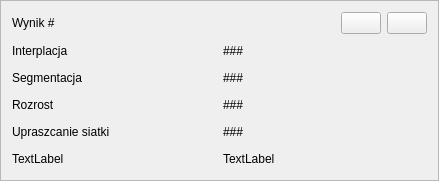
First picture: the form in src/SokarUi/SegmentationResultWidget.ui, repository jedrzejowski/sokar-app, before the edit.
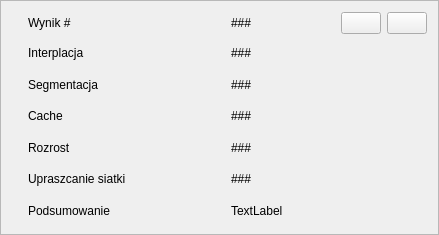
Second picture: the form after the edit. Icons and pictures are not drawn.

Diff of the .ui file:
```diff
--- a/src/SokarUi/SegmentationResultWidget.ui
+++ b/src/SokarUi/SegmentationResultWidget.ui
@@ -7,7 +7,7 @@
     <x>0</x>
     <y>0</y>
     <width>439</width>
-    <height>181</height>
+    <height>235</height>
    </rect>
   </property>
   <property name="windowTitle">
@@ -19,86 +19,79 @@
   <property name="frameShadow">
    <enum>QFrame::Plain</enum>
   </property>
-  <layout class="QGridLayout" name="gridLayout_2" columnstretch="1,1">
-   <item row="4" column="1">
-    <widget class="QLabel" name="label_9">
-     <property name="text">
-      <string>###</string>
-     </property>
-    </widget>
-   </item>
+  <layout class="QGridLayout" name="gridLayout_2" columnstretch="0,1,1">
    <item row="1" column="1">
-    <widget class="QLabel" name="label_7">
-     <property name="text">
-      <string>###</string>
-     </property>
-    </widget>
-   </item>
-   <item row="3" column="0">
-    <widget class="QLabel" name="label_3">
-     <property name="text">
-      <string>Rozrost</string>
-     </property>
-    </widget>
-   </item>
-   <item row="5" column="0">
-    <widget class="QLabel" name="label_10">
-     <property name="text">
-      <string>TextLabel</string>
-     </property>
-    </widget>
-   </item>
-   <item row="4" column="0">
-    <widget class="QLabel" name="label_8">
-     <property name="text">
-      <string>Upraszcanie siatki</string>
-     </property>
-    </widget>
-   </item>
-   <item row="2" column="1">
-    <widget class="QLabel" name="label_5">
-     <property name="text">
-      <string>###</string>
-     </property>
-    </widget>
-   </item>
-   <item row="3" column="1">
-    <widget class="QLabel" name="label_6">
-     <property name="text">
-      <string>###</string>
-     </property>
-    </widget>
-   </item>
-   <item row="2" column="0">
-    <widget class="QLabel" name="label_2">
-     <property name="text">
-      <string>Segmentacja</string>
-     </property>
-    </widget>
-   </item>
-   <item row="1" column="0">
     <widget class="QLabel" name="label_4">
      <property name="text">
       <string>Interplacja</string>
      </property>
     </widget>
    </item>
-   <item row="5" column="1">
-    <widget class="QLabel" name="label_11">
+   <item row="5" column="2">
+    <widget class="QLabel" name="meshSimplificationLabel">
      <property name="text">
-      <string>TextLabel</string>
+      <string>###</string>
      </property>
     </widget>
    </item>
-   <item row="0" column="0">
+   <item row="0" column="1">
     <widget class="QLabel" name="label">
      <property name="text">
       <string>Wynik #</string>
      </property>
     </widget>
    </item>
-   <item row="0" column="1">
+   <item row="4" column="2">
+    <widget class="QLabel" name="regionGrowthResult">
+     <property name="text">
+      <string>###</string>
+     </property>
+    </widget>
+   </item>
+   <item row="2" column="1">
+    <widget class="QLabel" name="label_2">
+     <property name="text">
+      <string>Segmentacja</string>
+     </property>
+    </widget>
+   </item>
+   <item row="6" column="2">
+    <widget class="QLabel" name="sumLabel">
+     <property name="text">
+      <string>TextLabel</string>
+     </property>
+    </widget>
+   </item>
+   <item row="1" column="2">
+    <widget class="QLabel" name="interpolationResult">
+     <property name="text">
+      <string>###</string>
+     </property>
+    </widget>
+   </item>
+   <item row="4" column="1">
+    <widget class="QLabel" name="label_3">
+     <property name="text">
+      <string>Rozrost</string>
+     </property>
+    </widget>
+   </item>
+   <item row="3" column="1">
+    <widget class="QLabel" name="label_5">
+     <property name="text">
+      <string>Cache</string>
+     </property>
+    </widget>
+   </item>
+   <item row="0" column="2">
     <layout class="QHBoxLayout" name="horizontalLayout_2">
+     <item>
+      <widget class="QLabel" name="colorName">
+       <property name="text">
+        <string>###</string>
+       </property>
+      </widget>
+     </item>
      <item>
       <spacer name="horizontalSpacer">
        <property name="orientation">
@@ -135,6 +128,44 @@
      </item>
     </layout>
    </item>
+   <item row="2" column="2">
+    <widget class="QLabel" name="segmentationResult">
+     <property name="text">
+      <string>###</string>
+     </property>
+    </widget>
+   </item>
+   <item row="3" column="2">
+    <widget class="QLabel" name="cacheResult">
+     <property name="text">
+      <string>###</string>
+     </property>
+    </widget>
+   </item>
+   <item row="5" column="1">
+    <widget class="QLabel" name="label_8">
+     <property name="text">
+      <string>Upraszcanie siatki</string>
+     </property>
+    </widget>
+   </item>
+   <item row="6" column="1">
+    <widget class="QLabel" name="label_10">
+     <property name="text">
+      <string>Podsumowanie</string>
+     </property>
+    </widget>
+   </item>
+   <item row="0" column="0" rowspan="7">
+    <widget class="QWidget" name="colorPreview" native="true">
+     <property name="minimumSize">
+      <size>
+       <width>10</width>
+       <height>0</height>
+      </size>
+     </property>
+    </widget>
+   </item>
   </layout>
  </widget>
  <resources/>
```
Left out of the diff: 3 changed lines with no effect on the pictures.
